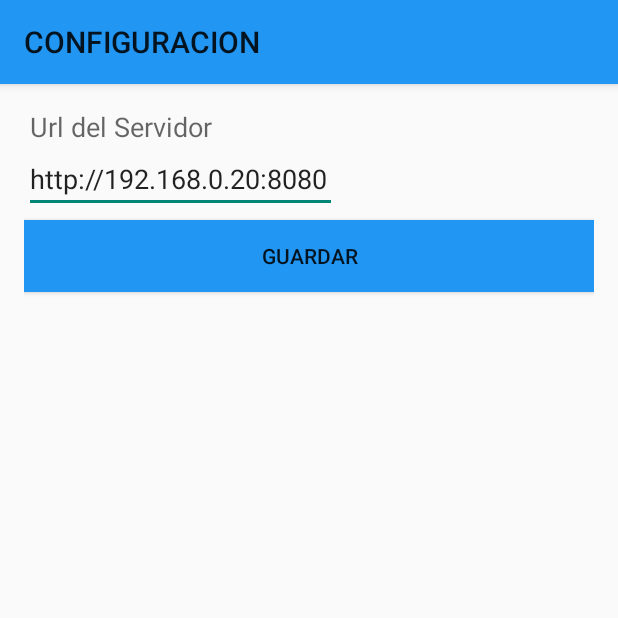
After one commit to ivanpatos/tp_taller2, an Android app: the ConfigActivity screen opened directly, with no data from a screen before it, on a phone screen of 412 x 824 dp, the top half of it. The commit adds this screen. Run offline under Robolectric (Android 15) with nearby library versions, the phone set to English and light mode, and no system bars.

Commit message:
Subo configuracion de ip de servidor en tiempo de ejecucion closes #55

```diff
--- a/src/UdriveClient/app/src/main/AndroidManifest.xml
+++ b/src/UdriveClient/app/src/main/AndroidManifest.xml
@@ -28,6 +28,9 @@
         <activity
             android:name=".activity.HomeActivity"
             android:label="@string/home.actionBar.title"></activity>
+        <activity
+            android:name=".activity.ConfigActivity"
+            android:label="@string/config.actionBar.title"></activity>
     </application>
 
 </manifest>
--- a/src/UdriveClient/app/src/main/assets/app.properties
+++ b/src/UdriveClient/app/src/main/assets/app.properties
@@ -3,5 +3,3 @@ url.user=/user
 url.login=/login
 url.logout=/logout
 url.folder=/folder
-
-url.folder.query.string.key=?idFolder=
--- /dev/null
+++ b/src/UdriveClient/app/src/main/java/com/fiuba/taller2/UdriveClient/activity/ConfigActivity.java
@@ -0,0 +1,48 @@
+package com.fiuba.taller2.UdriveClient.activity;
+
+import android.content.Intent;
+import android.content.SharedPreferences;
+import android.os.Bundle;
+import android.preference.PreferenceManager;
+import android.support.v7.app.AppCompatActivity;
+import android.util.Log;
+import android.view.Menu;
+import android.view.MenuItem;
+import android.view.View;
+import android.widget.TextView;
+import android.widget.Toast;
+
+import com.fiuba.taller2.UdriveClient.R;
+import com.fiuba.taller2.UdriveClient.task.GetFolderAsyncTask;
+import com.fiuba.taller2.UdriveClient.task.LogoutAsyncTask;
+import com.fiuba.taller2.UdriveClient.util.PropertyManager;
+
+public class ConfigActivity extends AppCompatActivity {
+
+    @Override
+    protected void onCreate(Bundle savedInstanceState) {
+        super.onCreate(savedInstanceState);
+        setContentView(R.layout.activity_config);
+        loadFields();
+    }
+
+    public void loadFields(){
+        SharedPreferences sharedPreferences = PreferenceManager.getDefaultSharedPreferences(this);
+        PropertyManager propertyManager = new PropertyManager(this);
+        String serverUrl = sharedPreferences.getString("serverUrl", propertyManager.getProperty("url.server"));
+        ((TextView) findViewById(R.id.inputUrlServer)).setText(serverUrl);
+    }
+
+    public void onClickSaveButton(View view){
+        String urlServer = ((TextView) findViewById(R.id.inputUrlServer)).getText().toString();
+        SharedPreferences sharedPreferences = PreferenceManager.getDefaultSharedPreferences(this);
+        SharedPreferences.Editor editor = sharedPreferences.edit();
+        editor.putString("serverUrl", urlServer);
+        editor.apply();
+        Toast.makeText(this, getString(R.string.config_save_success), Toast.LENGTH_SHORT).show();
+        Intent intent = new Intent(this, HomeActivity.class);
+        intent.addFlags(Intent.FLAG_ACTIVITY_CLEAR_TASK);
+        intent.addFlags(Intent.FLAG_ACTIVITY_NEW_TASK);
+        startActivity(intent);
+    }
+}
--- a/src/UdriveClient/app/src/main/java/com/fiuba/taller2/UdriveClient/task/GetFolderAsyncTask.java
+++ b/src/UdriveClient/app/src/main/java/com/fiuba/taller2/UdriveClient/task/GetFolderAsyncTask.java
@@ -42,13 +42,13 @@ public class GetFolderAsyncTask extends AsyncTask<String, String, JSONObject> {
 
     @Override
     protected JSONObject doInBackground(String... params) {
+        SharedPreferences sharedPreferences = PreferenceManager.getDefaultSharedPreferences(activity);
         PropertyManager propertyManager = new PropertyManager(activity);
-        String serverUrl = propertyManager.getProperty("url.server");
+        String serverUrl = sharedPreferences.getString("serverUrl", propertyManager.getProperty("url.server"));
         String folderUrl = propertyManager.getProperty("url.folder");
         String idFolder = params[0];
         JSONObject response = null;
         ConnectionDTO connectionDTO = new ConnectionDTO();
-        SharedPreferences sharedPreferences = PreferenceManager.getDefaultSharedPreferences(activity);
         String username = sharedPreferences.getString("username", "null");
         String token = sharedPreferences.getString("token", "null");
         try {
--- a/src/UdriveClient/app/src/main/java/com/fiuba/taller2/UdriveClient/task/LoginAsyncTask.java
+++ b/src/UdriveClient/app/src/main/java/com/fiuba/taller2/UdriveClient/task/LoginAsyncTask.java
@@ -35,8 +35,9 @@ public class LoginAsyncTask extends AsyncTask<String, String, JSONObject> {
 
     @Override
     protected JSONObject doInBackground(String... params) {
+        SharedPreferences sharedPreferences = PreferenceManager.getDefaultSharedPreferences(activity);
         PropertyManager propertyManager = new PropertyManager(activity);
-        String serverUrl = propertyManager.getProperty("url.server");
+        String serverUrl = sharedPreferences.getString("serverUrl", propertyManager.getProperty("url.server"));
         String loginUrl = propertyManager.getProperty("url.login");
         JSONObject response = null;
         ConnectionDTO connectionDTO = new ConnectionDTO();
--- a/src/UdriveClient/app/src/main/java/com/fiuba/taller2/UdriveClient/task/LogoutAsyncTask.java
+++ b/src/UdriveClient/app/src/main/java/com/fiuba/taller2/UdriveClient/task/LogoutAsyncTask.java
@@ -41,12 +41,12 @@ public class LogoutAsyncTask extends AsyncTask<String, String, JSONObject> {
 
     @Override
     protected JSONObject doInBackground(String... params) {
+        SharedPreferences sharedPreferences = PreferenceManager.getDefaultSharedPreferences(activity);
         PropertyManager propertyManager = new PropertyManager(activity);
-        String serverUrl = propertyManager.getProperty("url.server");
+        String serverUrl = sharedPreferences.getString("serverUrl", propertyManager.getProperty("url.server"));
         String folderUrl = propertyManager.getProperty("url.logout");
         JSONObject response = null;
         ConnectionDTO connectionDTO = new ConnectionDTO();
-        SharedPreferences sharedPreferences = PreferenceManager.getDefaultSharedPreferences(activity);
         String username = sharedPreferences.getString("username", "null");
         String token = sharedPreferences.getString("token", "null");
         try {
--- a/src/UdriveClient/app/src/main/java/com/fiuba/taller2/UdriveClient/task/RegisterAsyncTask.java
+++ b/src/UdriveClient/app/src/main/java/com/fiuba/taller2/UdriveClient/task/RegisterAsyncTask.java
@@ -34,8 +34,9 @@ public class RegisterAsyncTask extends AsyncTask<String, String, JSONObject> {
 
     @Override
     protected JSONObject doInBackground(String... params) {
+        SharedPreferences sharedPreferences = PreferenceManager.getDefaultSharedPreferences(activity);
         PropertyManager propertyManager = new PropertyManager(activity);
-        String serverUrl = propertyManager.getProperty("url.server");
+        String serverUrl = sharedPreferences.getString("serverUrl", propertyManager.getProperty("url.server"));
         String userUrl = propertyManager.getProperty("url.user");
         JSONObject response = null;
         ConnectionDTO connectionDTO = new ConnectionDTO();
--- /dev/null
+++ b/src/UdriveClient/app/src/main/res/layout/activity_config.xml
@@ -0,0 +1,48 @@
+<RelativeLayout xmlns:android="http://schemas.android.com/apk/res/android"
+    xmlns:tools="http://schemas.android.com/tools" android:layout_width="match_parent"
+    android:layout_height="match_parent" android:paddingLeft="@dimen/activity_horizontal_margin"
+    android:paddingRight="@dimen/activity_horizontal_margin"
+    android:paddingTop="@dimen/activity_vertical_margin"
+    android:paddingBottom="@dimen/activity_vertical_margin"
+    tools:context="com.fiuba.taller2.UdriveClient.activity.LoginActivity">
+
+
+    <TextView
+        android:layout_width="wrap_content"
+        android:layout_height="wrap_content"
+        android:textAppearance="?android:attr/textAppearanceMedium"
+        android:text="@string/config.label.ipserver"
+        android:id="@+id/textView3"
+        android:layout_alignParentTop="true"
+        android:layout_alignParentLeft="true"
+        android:layout_alignParentStart="true"
+        android:paddingLeft="4dp" />
+
+
+    <Button
+        android:layout_width="wrap_content"
+        android:layout_height="wrap_content"
+        android:text="@string/config.button.save"
+        android:id="@+id/buttonSave"
+        android:onClick="onClickSaveButton"
+        android:background="@color/lightBlue"
+        android:layout_marginTop="50dp"
+        android:layout_alignParentLeft="true"
+        android:layout_alignParentStart="true"
+        android:layout_alignParentRight="true"
+        android:layout_alignParentEnd="true"
+        android:layout_below="@+id/textView3" />
+
+    <EditText
+        android:layout_width="wrap_content"
+        android:layout_height="wrap_content"
+        android:id="@+id/inputUrlServer"
+        android:layout_below="@+id/textView3"
+        android:layout_alignParentLeft="true"
+        android:layout_alignParentStart="true"
+        android:layout_alignRight="@+id/buttonLogin"
+        android:layout_alignEnd="@+id/buttonLogin"
+        android:hint="@string/config.hint.ipserver" />
+
+
+</RelativeLayout>
--- a/src/UdriveClient/app/src/main/res/menu/menu_home.xml
+++ b/src/UdriveClient/app/src/main/res/menu/menu_home.xml
@@ -2,6 +2,9 @@
     xmlns:app="http://schemas.android.com/apk/res-auto"
     xmlns:tools="http://schemas.android.com/tools"
     tools:context="com.fiuba.taller2.UdriveClient.activity.HomeActivity">
+    <item android:id="@+id/action_config" android:title="@string/home.menu.action.config"
+        android:orderInCategory="100" app:showAsAction="never" />
     <item android:id="@+id/action_logout" android:title="@string/home.menu.action.logout"
-        android:orderInCategory="100" app:showAsAction="never" />
+        android:orderInCategory="200" app:showAsAction="never" />
+
 </menu>
--- a/src/UdriveClient/app/src/main/res/values/strings.xml
+++ b/src/UdriveClient/app/src/main/res/values/strings.xml
@@ -44,8 +44,14 @@
     <string name="home.actionBar.title">HOME</string>
     <string name="home.hello">HOME</string>
     <string name="home.menu.action.logout">Logout</string>
+    <string name="home.menu.action.config">Configuracion</string>
     <string name="home.logout.waiting">Desloguendo...</string>
 
-
+    <!-- String Config Activity -->
+    <string name="config.actionBar.title">CONFIGURACION</string>
+    <string name="config.label.ipserver">Url del Servidor</string>
+    <string name="config.hint.ipserver">Ingrese la url del servidor</string>
+    <string name="config.button.save">Guardar</string>
+    <string name="config.save.success">La configuracion se ha guardado correctamente</string>
 
 </resources>
```
Also changed, not shown: src/UdriveClient/app/src/main/java/com/fiuba/taller2/UdriveClient/activity/HomeActivity.java (+15 -9 lines).
